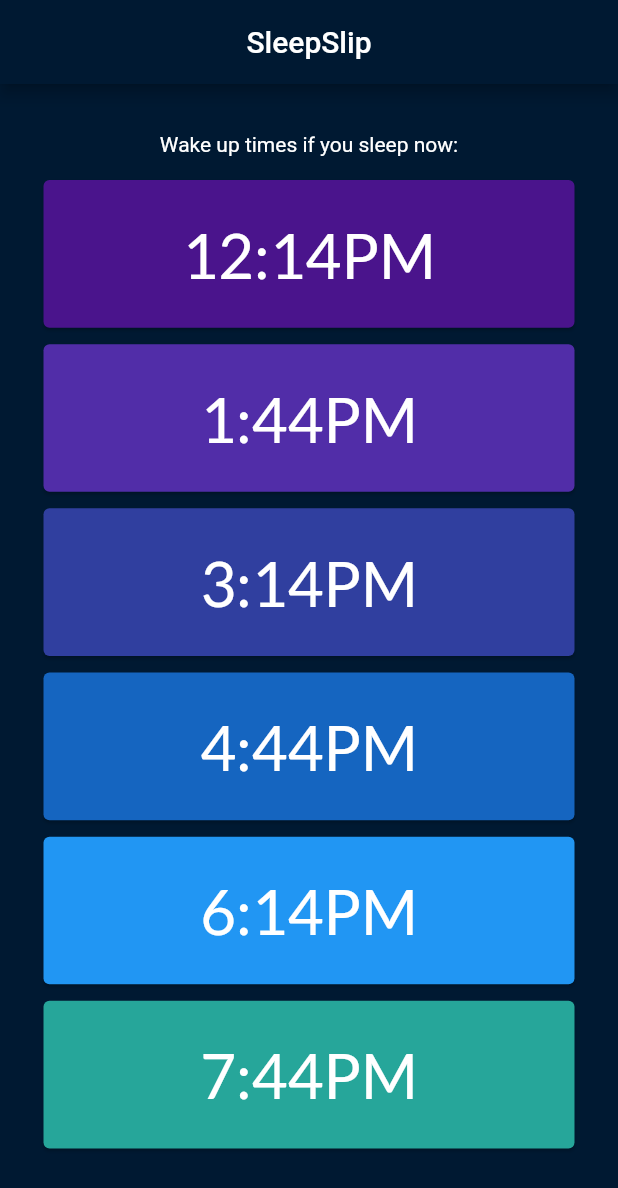
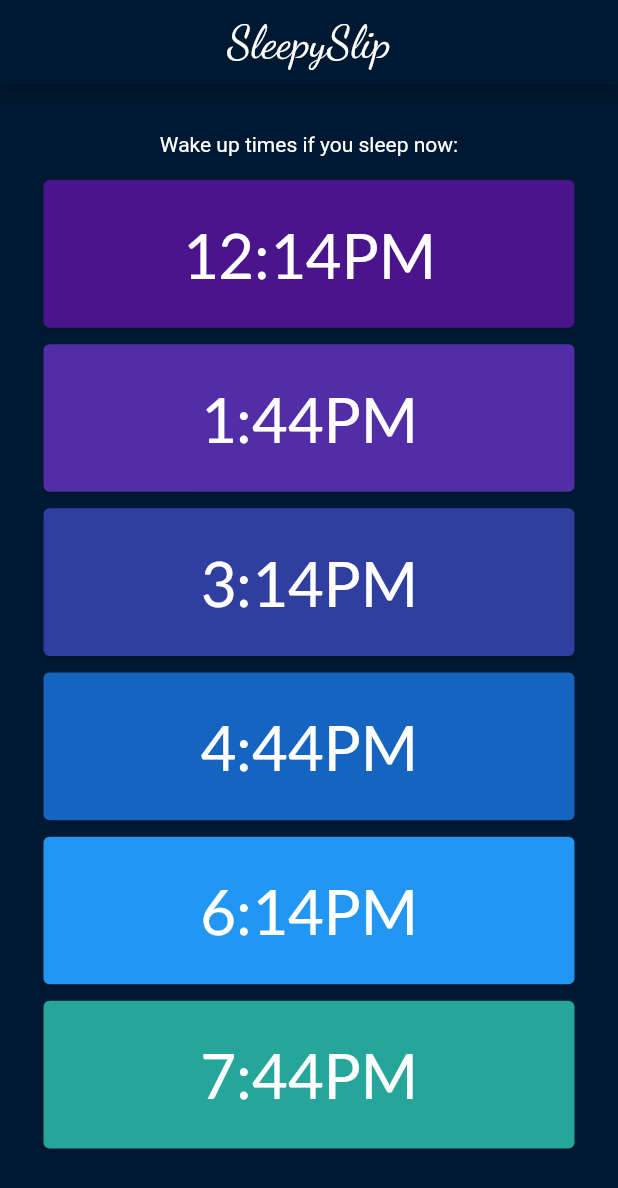
Before and after one commit to osamaaliarshad/SleepSlip, a Flutter app: the screen it shows after launch, on a phone screen of 412 x 824 dp. Shown: the top 1188 px of the screen. Run offline on Flutter 3.47's test engine with Material 2 defaults, Android fonts, the phone set to English and light mode, and no system bars.

Commit message:
changed app title font and name

```diff
--- a/lib/app/ui/dashboard.dart
+++ b/lib/app/ui/dashboard.dart
@@ -14,7 +14,11 @@ class _DashboardState extends State<Dashboard> {
     return Scaffold(
       backgroundColor: Color(0xff001932),
       appBar: AppBar(
-        title: Center(child: Text('SleepSlip')),
+        title: Center(
+            child: Text(
+          'SleepySlip',
+          style: TextStyle(fontFamily: 'static', fontSize: 30.0),
+        )),
         backgroundColor: Color(0xff001932),
       ),
       body: RefreshIndicator(
--- a/pubspec.yaml
+++ b/pubspec.yaml
@@ -52,6 +52,9 @@ flutter:
   # list giving the asset and other descriptors for the font. For
   # example:
   fonts:
+    - family: static
+      fonts:
+        - asset: assets/static/DancingScript-Regular.ttf
     - family: Lato
       fonts:
         - asset: assets/Lato/Lato-Regular.ttf
```
Also changed, not shown: lib/app/services/alarm_clock.dart (added, +23 -0 lines), assets/static/DancingScript-Bold.ttf (added), assets/static/DancingScript-Medium.ttf (added), assets/static/DancingScript-Regular.ttf (added), assets/static/DancingScript-SemiBold.ttf (added).
